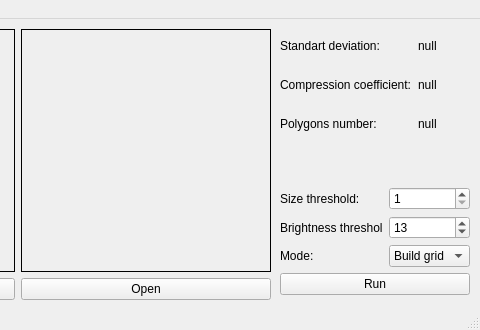
andixlm/ads_video_processor, file imagewindow.ui: the form before one commit; both pictures show x 500 to 980 and y 0 to 330 of the 980 by 330 pixel window.
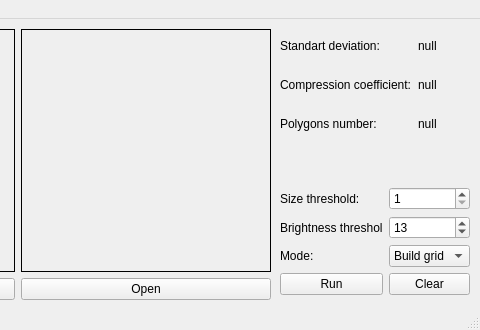
The form after the commit.

Commit message: imageWindow: Implement Clear button

Patch:
```diff
--- a/imagewindow.ui
+++ b/imagewindow.ui
@@ -140,13 +140,20 @@
        </property>
       </widget>
      </item>
-     <item row="3" column="0" colspan="2">
+     <item row="3" column="0">
       <widget class="QPushButton" name="runButton">
        <property name="text">
         <string>Run</string>
        </property>
       </widget>
      </item>
+     <item row="3" column="1">
+      <widget class="QPushButton" name="clearButton">
+       <property name="text">
+        <string>Clear</string>
+       </property>
+      </widget>
+     </item>
     </layout>
    </widget>
    <widget class="QWidget" name="gridLayoutWidget_3">
```
Left out of the diff: 4 changed lines with no effect on the pictures. The commit also changes 2 other files.
